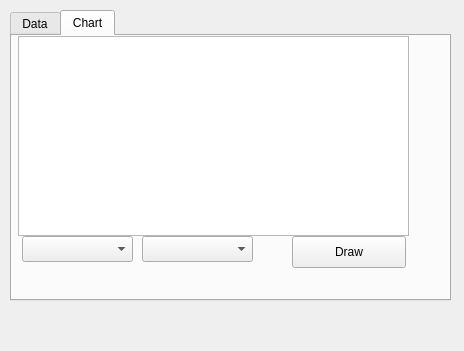
Before: the Qt Designer form topicmanagers/digisense/ui_dsdatatabwidget.ui in nzfarmer1/telemetrylayer, drawn with Qt 5.
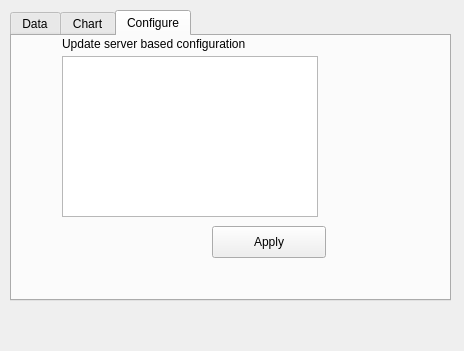
After: the same form once the commit is applied.

Commit message: RPC vs MQTT calls for digisense; server side parameters

```diff
--- a/topicmanagers/digisense/ui_dsdatatabwidget.ui
+++ b/topicmanagers/digisense/ui_dsdatatabwidget.ui
@@ -26,7 +26,7 @@
     <string>Chart</string>
    </property>
    <property name="currentIndex">
-    <number>1</number>
+    <number>2</number>
    </property>
    <widget class="QWidget" name="dataTab">
     <attribute name="title">
@@ -196,6 +196,47 @@
      </property>
     </widget>
    </widget>
+   <widget class="QWidget" name="configTab">
+    <attribute name="title">
+     <string>Configure</string>
+    </attribute>
+    <widget class="QTableWidget" name="tblParams">
+     <property name="geometry">
+      <rect>
+       <x>50</x>
+       <y>20</y>
+       <width>256</width>
+       <height>161</height>
+      </rect>
+     </property>
+    </widget>
+    <widget class="QPushButton" name="btnApply">
+     <property name="geometry">
+      <rect>
+       <x>200</x>
+       <y>190</y>
+       <width>114</width>
+       <height>32</height>
+      </rect>
+     </property>
+     <property name="text">
+      <string>Apply</string>
+     </property>
+    </widget>
+    <widget class="QLabel" name="label">
+     <property name="geometry">
+      <rect>
+       <x>50</x>
+       <y>0</y>
+       <width>261</width>
+       <height>16</height>
+      </rect>
+     </property>
+     <property name="text">
+      <string>Update server based configuration</string>
+     </property>
+    </widget>
+   </widget>
   </widget>
  </widget>
  <resources/>
```
The commit also changes 5 other files.
